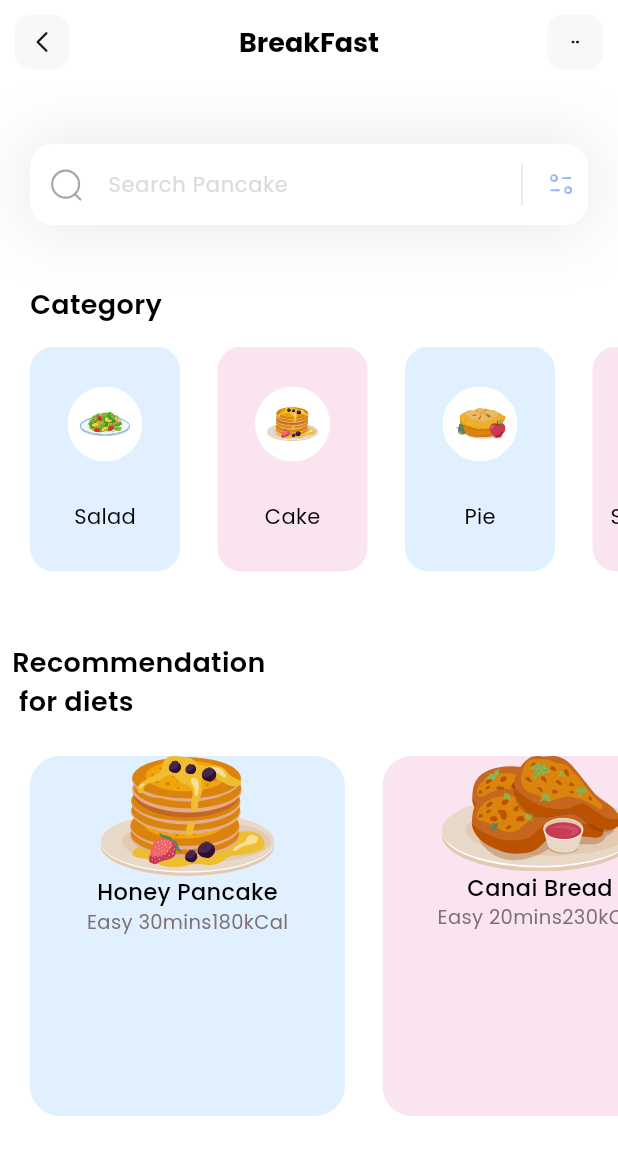
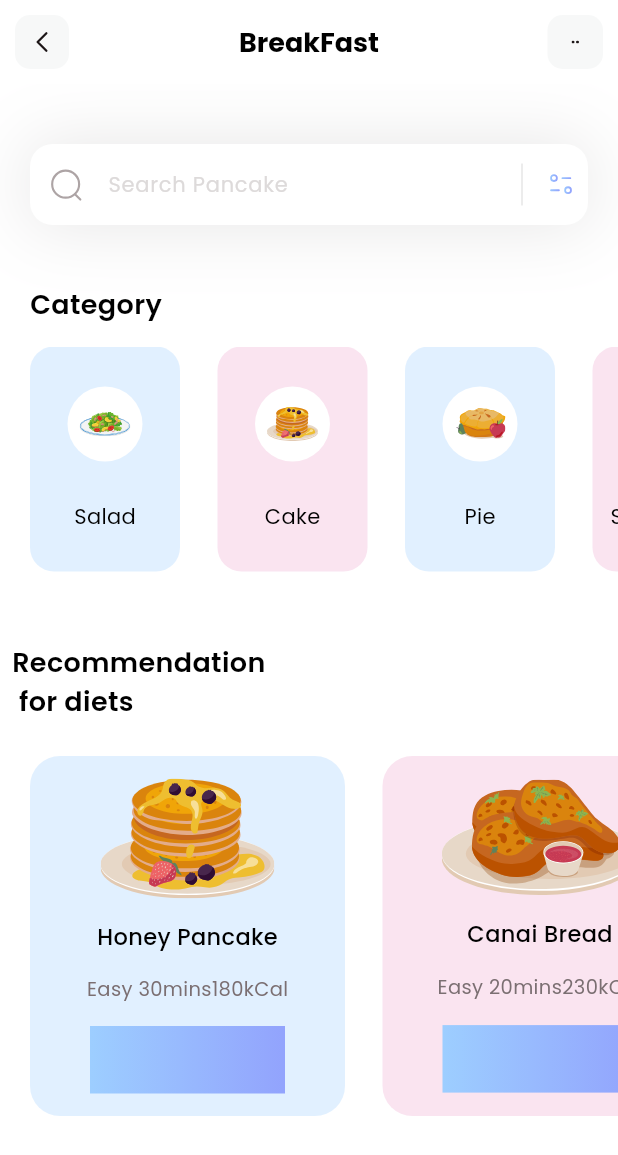
Before and after one commit to Birkity/Flutter-Fitness, a Flutter app: the screen it shows after launch, on a phone screen of 412 x 824 dp. Shown: the top 1155 px of the screen. Run offline on Flutter 3.47's test engine with Material 3 defaults, Android fonts, the phone set to English and light mode, and no system bars; our stand-ins replace flutter_svg.

Commit message:
Added mainAxisAlignment to Column and a new Container for button with gradient decoration to diet item widget.

```diff
--- a/lib/pages/home.dart
+++ b/lib/pages/home.dart
@@ -65,6 +65,7 @@ class _HomePageState extends State<HomePage> {
                         borderRadius: BorderRadius.circular(20),
                       ),
                       child: Column(
+                        mainAxisAlignment: MainAxisAlignment.spaceEvenly,
                         children: [
                           SvgPicture.asset(diets[index].iconPath),
                           Text(
@@ -86,6 +87,15 @@ class _HomePageState extends State<HomePage> {
                               fontWeight: FontWeight.w400,
                             ),
                           ),
+                          Container(
+                            height: 45,
+                            width: 130,
+                            decoration: BoxDecoration(
+                                gradient: LinearGradient(colors: [
+                              Color(0xff9DCEFF),
+                              Color(0xff92A3FD)
+                            ])),
+                          )
                         ],
                       ),
                     );
```
